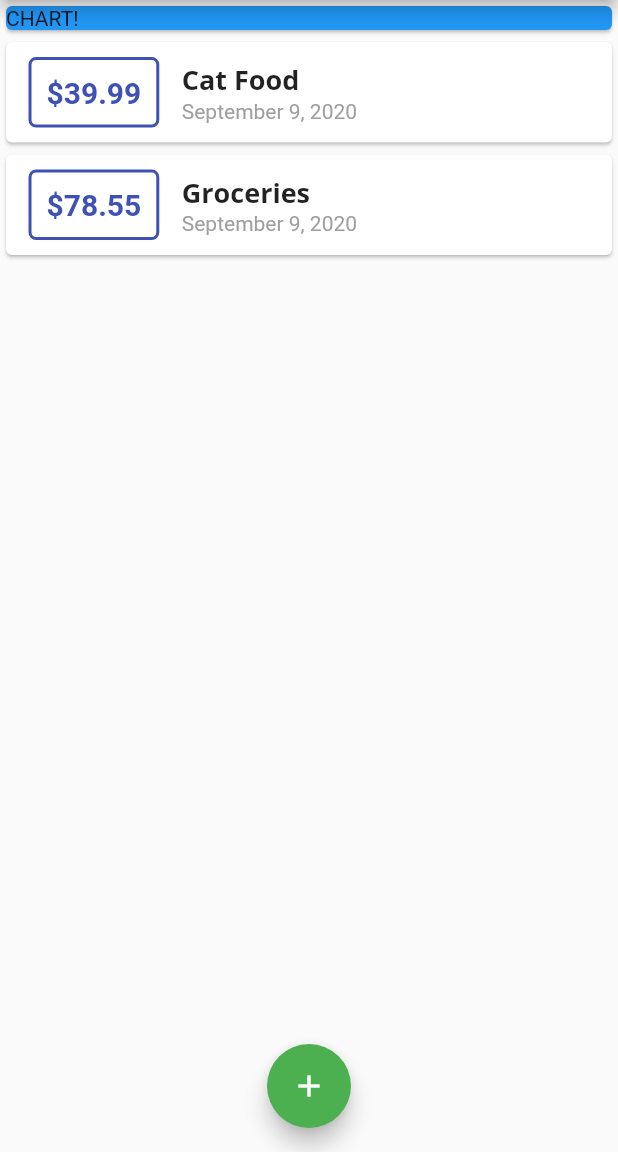
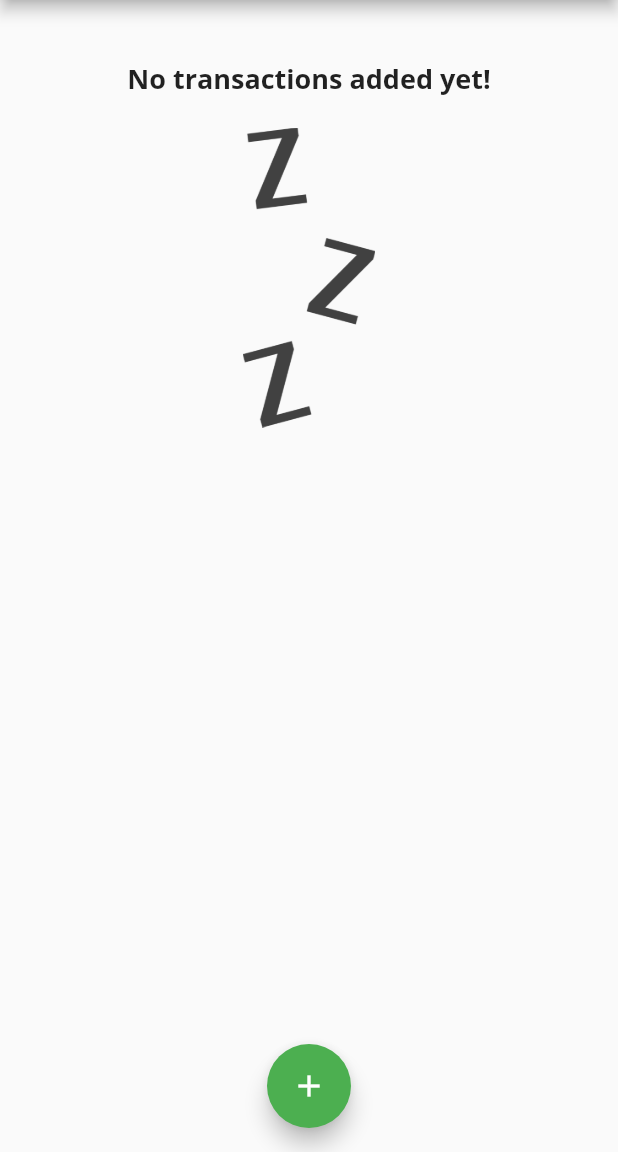
Before and after one commit to moratelli/personal_expenses, a Flutter app: the screen it shows after launch, on a phone screen of 412 x 824 dp, the part 84-1236 px from its top. Run offline on Flutter 3.47's test engine with Material 2 defaults, Android fonts, the phone set to English and light mode, and no system bars.

Commit message:
Create Chart widget

```diff
--- a/lib/main.dart
+++ b/lib/main.dart
@@ -1,9 +1,10 @@
 import 'package:flutter/material.dart';
-
-import './models/transaction.dart';
 
 import './widgets/new_transaction.dart';
 import './widgets/transaction_list.dart';
+import './widgets/chart.dart';
+
+import './models/transaction.dart';
 
 void main() {
   runApp(MyApp());
@@ -47,7 +48,7 @@ class MyHomePage extends StatefulWidget {
 
 class _MyHomePageState extends State<MyHomePage> {
   final List<Transaction> _userTransactions = [
-    Transaction(
+    /* Transaction(
       id: 't1',
       title: 'Cat Food',
       amount: 39.99,
@@ -58,8 +59,18 @@ class _MyHomePageState extends State<MyHomePage> {
       title: 'Groceries',
       amount: 78.55,
       date: DateTime.now(),
-    )
+    ) */
   ];
+
+  List<Transaction> get _recentTransactions {
+    return _userTransactions.where((tx) {
+      return tx.date.isAfter(
+        DateTime.now().subtract(
+          Duration(days: 7),
+        ),
+      );
+    }).toList();
+  }
 
   void _addNewTransaction(String txTitle, double txAmount) {
     final newTx = Transaction(
@@ -101,13 +112,7 @@ class _MyHomePageState extends State<MyHomePage> {
         child: Column(
           crossAxisAlignment: CrossAxisAlignment.stretch,
           children: [
-            Container(
-              width: double.infinity,
-              child: Card(
-                color: Colors.blue,
-                child: Text('CHART!'),
-              ),
-            ),
+            Chart(_recentTransactions),
             TransactionList(_userTransactions),
           ],
         ),
--- /dev/null
+++ b/lib/widgets/chart.dart
@@ -0,0 +1,47 @@
+import 'package:flutter/material.dart';
+import 'package:intl/intl.dart';
+
+import '../models/transaction.dart';
+
+class Chart extends StatelessWidget {
+  final List<Transaction> recentTransactions;
+
+  Chart(this.recentTransactions);
+
+  List<Map<String, Object>> get groupedTransactionValues {
+    return List.generate(7, (index) {
+      final weekDay = DateTime.now().subtract(
+        Duration(days: index),
+      );
+      var totalSum = 0.0;
+
+      for (var transaction in recentTransactions) {
+        if (transaction.date.day == weekDay.day &&
+            transaction.date.month == weekDay.month &&
+            transaction.date.year == weekDay.year) {
+          totalSum += transaction.amount;
+        }
+      }
+
+      print(DateFormat.E().format(weekDay));
+      print(totalSum);
+
+      return {
+        'day': DateFormat.E().format(weekDay),
+        'amount': totalSum,
+      };
+    });
+  }
+
+  @override
+  Widget build(BuildContext context) {
+    print(groupedTransactionValues);
+    return Card(
+      elevation: 6,
+      margin: EdgeInsets.all(20),
+      child: Row(
+        children: [],
+      ),
+    );
+  }
+}
--- a/lib/widgets/transaction_list.dart
+++ b/lib/widgets/transaction_list.dart
@@ -11,7 +11,26 @@ class TransactionList extends StatelessWidget {
   Widget build(BuildContext context) {
     return Container(
       height: 300,
-      child: ListView.builder(
+      child: transactions.isEmpty
+          ? Column(
+              children: [
+                Text(
+                  'No transactions added yet!',
+                  style: Theme.of(context).textTheme.headline6,
+                ),
+                SizedBox(
+                  height: 20,
+                ),
+                Container(
+                  height: 200,
+                  child: Image.asset(
+                    'assets/images/waiting.png',
+                    fit: BoxFit.cover,
+                  ),
+                ),
+              ],
+            )
+          : ListView.builder(
               itemBuilder: (context, index) {
                 return Card(
                   child: Row(
@@ -46,7 +65,8 @@ class TransactionList extends StatelessWidget {
                             style: Theme.of(context).textTheme.headline6,
                           ),
                           Text(
-                      DateFormat.yMMMMd().format(transactions[index].date),
+                            DateFormat.yMMMMd()
+                                .format(transactions[index].date),
                             style: TextStyle(
                               color: Colors.grey,
                             ),
--- a/pubspec.yaml
+++ b/pubspec.yaml
@@ -46,8 +46,8 @@ flutter:
   uses-material-design: true
 
   # To add assets to your application, add an assets section, like this:
-  # assets:
-  #   - images/a_dot_burr.jpeg
+  assets:
+    - assets/images/waiting.png
   #   - images/a_dot_ham.jpeg
 
   # An image asset can refer to one or more resolution-specific "variants", see
```
Also changed, not shown: assets/images/waiting.png (added). Lines whose indentation alone changed are shown as unchanged.
